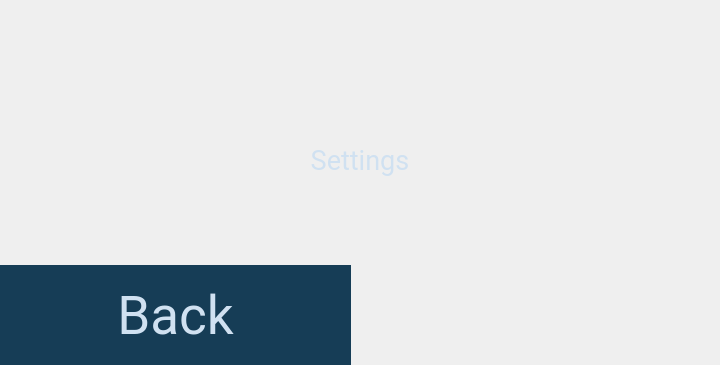
Qt form settingoptionsform.ui (davidrosso/XaTek) before a commit; both pictures show x 0 to 720 and y 765 to 1130 of the 720 by 1130 pixel window.
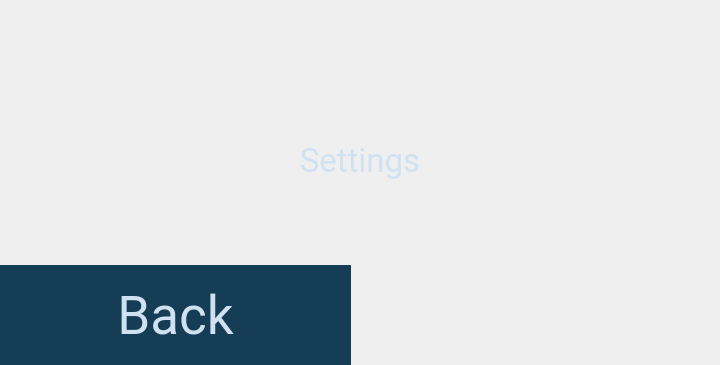
The same form after that commit.

Diff of the .ui file:
```diff
--- a/settingoptionsform.ui
+++ b/settingoptionsform.ui
@@ -67,7 +67,7 @@
      <property name="font">
       <font>
        <family>Roboto</family>
-       <pointsize>20</pointsize>
+       <pointsize>25</pointsize>
       </font>
      </property>
      <property name="styleSheet">
```
